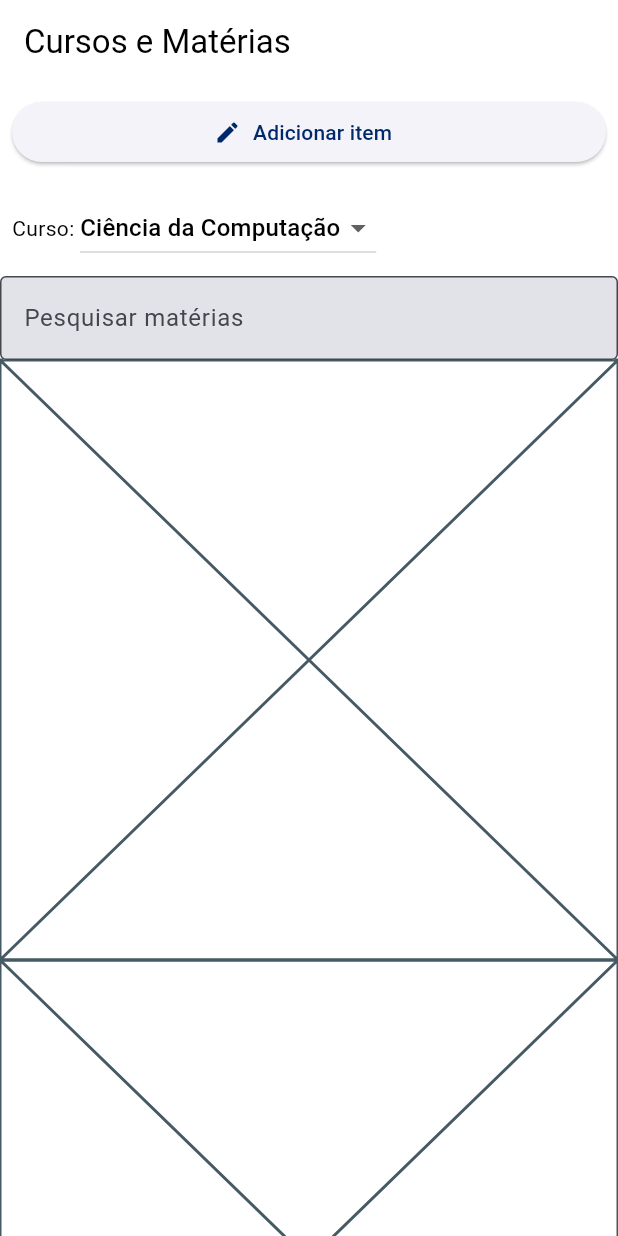
After one commit to KaduCmK/uerj_companion, a Flutter app: the CursosScreen screen opened by its route, on a phone screen of 412 x 824 dp. The commit adds this screen. Run offline on Flutter 3.47's test engine with Material 3 defaults, Android fonts, the phone set to English and light mode, and no system bars; our stand-ins replace bloc, equatable, firebase_auth, firebase_core, flex_color_scheme, flutter_bloc and 3 more; accounts and stored records are empty; statements that could not run were skipped.

Commit message:
adicionando esqueleto de tela

```diff
--- /dev/null
+++ b/lib/features/cursos/presentation/cursos_screen.dart
@@ -0,0 +1,61 @@
+import 'package:flutter/material.dart';
+
+class CursosScreen extends StatelessWidget {
+  const CursosScreen({super.key});
+
+  @override
+  Widget build(BuildContext context) {
+    return Scaffold(
+      appBar: AppBar(
+        title: const Text('Cursos e Matérias'),
+        automaticallyImplyLeading: true,
+      ),
+      body: CustomScrollView(
+        slivers: [
+          SliverPadding(
+            padding: const EdgeInsets.all(8),
+            sliver: SliverToBoxAdapter(
+              child: ElevatedButton.icon(
+                onPressed: () {},
+                icon: const Icon(Icons.edit),
+                label: Text("Adicionar item"),
+              ),
+            ),
+          ),
+
+          SliverPadding(
+            padding: const EdgeInsets.all(8),
+            sliver: SliverToBoxAdapter(
+              child: Row(
+                children: [
+                  Text("Curso: "),
+                  DropdownButton(
+                    items: [
+                      DropdownMenuItem(
+                        child: const Text("Ciência da Computação"),
+                      ),
+                    ],
+                    onChanged: (value) {},
+                  ),
+                ],
+              ),
+            ),
+          ),
+
+          SliverToBoxAdapter(
+            child: TextField(
+              decoration: const InputDecoration(hintText: "Pesquisar matérias"),
+            ),
+          ),
+
+          SliverList.builder(
+            itemCount: 3,
+            itemBuilder: (context, index) {
+              return Placeholder();
+            },
+          ),
+        ],
+      ),
+    );
+  }
+}
--- a/lib/features/home/home_screen.dart
+++ b/lib/features/home/home_screen.dart
@@ -26,7 +26,7 @@ class HomeScreen extends StatelessWidget {
             ),
             SizedBox(height: 16,),
             Text("Acesso rápido:", style: textTheme.titleMedium,),
-            OutlinedButton(onPressed: () {}, child: Text("Informações de cursos"))
+            OutlinedButton(onPressed: () => context.push('/info-cursos'), child: Text("Informações de cursos"))
           ],
         ),
       ),
--- a/lib/shared/config/app_router.dart
+++ b/lib/shared/config/app_router.dart
@@ -6,6 +6,7 @@ import 'package:go_router/go_router.dart';
 import 'package:uerj_companion/features/auth/presentation/bloc/auth_bloc.dart';
 import 'package:uerj_companion/features/auth/presentation/validating_screen.dart';
 import 'package:uerj_companion/features/auth/presentation/welcome_screen.dart';
+import 'package:uerj_companion/features/cursos/presentation/cursos_screen.dart';
 import 'package:uerj_companion/features/home/home_screen.dart';
 import 'package:uerj_companion/features/profile/presentation/profile_screen.dart';
 import 'package:uerj_companion/shared/config/service_locator.dart';
@@ -68,5 +69,7 @@ final appRouter = GoRouter(
     ),
 
     GoRoute(path: '/profile', builder: (context, state) => ProfileScreen()),
+
+    GoRoute(path: '/info-cursos', builder: (context, state) => CursosScreen()),
   ],
 );
```
Also changed, not shown: pubspec.lock.
